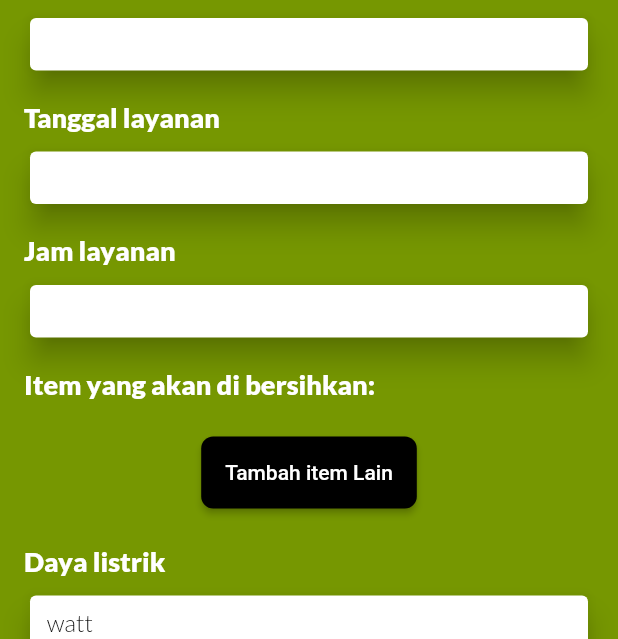
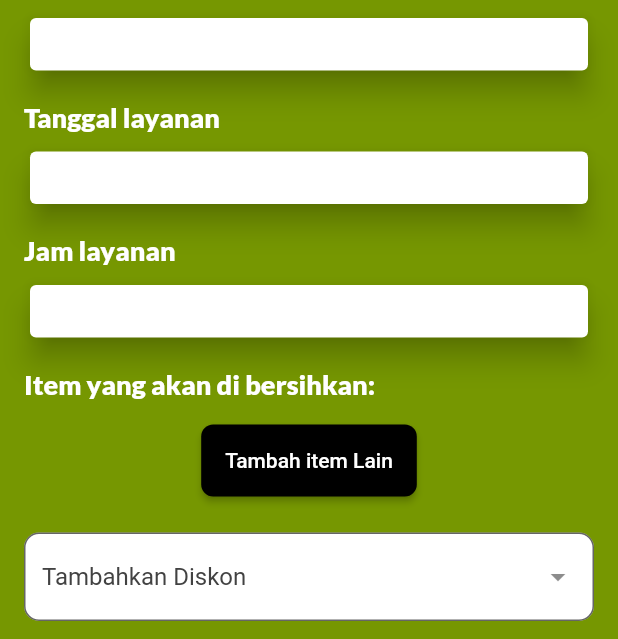
Before and after one commit to SatriaArioD/staff_cleaner_1023, a Flutter app: the ScheduleDetailScreen screen opened directly with empty values, on a phone screen of 412 x 824 dp, the part 597-1236 px from its top. Run offline on Flutter 3.47's test engine with Material 2 defaults, Android fonts, the phone set to English and light mode, and no system bars; drawn by our look-alikes of dropdown_textfield; our stand-ins replace animated_notch_bottom_bar, carousel_slider, cloud_firestore, equatable, firebase_auth, firebase_core and 10 more; missing offline and left inert: flutter_map_directions; accounts and stored records are empty; network calls fail.

Commit message:
(schedule-detail) fix schedule detail

```diff
--- a/lib/component/textfield/textfield_component.dart
+++ b/lib/component/textfield/textfield_component.dart
@@ -8,6 +8,7 @@ class TextfieldComponent extends StatelessWidget {
   final Color color;
   final TextInputType inputType;
   final bool isRequired;
+  final bool readOnly;
 
   const TextfieldComponent({
     super.key,
@@ -18,6 +19,7 @@ class TextfieldComponent extends StatelessWidget {
     this.color = Colors.white70,
     this.inputType = TextInputType.text,
     this.isRequired = false,
+    this.readOnly = false,
   });
 
   @override
@@ -49,6 +51,7 @@ class TextfieldComponent extends StatelessWidget {
         hintText: hintText,
         fillColor: color,
       ),
+      readOnly: readOnly,
     );
   }
 }
--- a/lib/screens/general/schedule_detail_screen.dart
+++ b/lib/screens/general/schedule_detail_screen.dart
@@ -1,5 +1,9 @@
+import 'package:dropdown_textfield/dropdown_textfield.dart';
 import 'package:flutter/material.dart';
 import 'package:flutter_bloc/flutter_bloc.dart';
+import 'package:staff_cleaner/component/textfield/textfield_component.dart';
+import 'package:staff_cleaner/component/textfield/textfield_dropdown_component%20.dart';
+import 'package:staff_cleaner/dialog/custom_price_dialog.dart';
 import 'package:staff_cleaner/models/schedule_model.dart';
 import 'package:staff_cleaner/screens/staff/home/section/detail/section/map/map_screen.dart';
 import 'package:staff_cleaner/services/schedule_service.dart';
@@ -33,8 +37,31 @@ class ScheduleDetailScreen extends StatefulWidget {
 class _ScheduleDetailScreenState extends State<ScheduleDetailScreen> {
   List<Map<dynamic, dynamic>> items = [];
 
+  final List<String> discountType = ['Persentase', 'Nominal'];
+  String? discountSelected;
+  final SingleValueDropDownController discountController =
+      SingleValueDropDownController();
+  final TextEditingController discountTextController = TextEditingController();
+
+  @override
+  void initState() {
+    items = widget.schedule.items ?? [];
+
+    String? discountType = widget.schedule.discountType;
+    if (discountType != null) {
+      discountController.setDropDown(
+        DropDownValueModel(name: discountType, value: discountType),
+      );
+      discountTextController.text = widget.schedule.discount ?? '';
+    }
+    super.initState();
+  }
+
   @override
   Widget build(BuildContext context) {
+    bool isAdmin = widget.isAdmin;
+    bool isFinish = widget.schedule.isFinish ?? false;
+
     return Scaffold(
       body: Container(
         width: 1.0.w,
@@ -90,35 +117,7 @@ class _ScheduleDetailScreenState extends State<ScheduleDetailScreen> {
                 color: Colors.white,
               ),
               V(8),
-              ...List.generate(
-                widget.schedule.items?.length ?? 0,
-                (index) {
-                  var e = widget.schedule.items![index];
-                  return Column(
-                    mainAxisSize: MainAxisSize.min,
-                    children: [
-                      Card(
-                        elevation: 8,
-                        clipBehavior: Clip.hardEdge,
-                        child: Padding(
-                          padding: const EdgeInsets.all(8.0),
-                          child: SizedBox(
-                            width: 1.0.w,
-                            child: TextComponent(
-                              "${index + 1}. [${e["service"]}] ${e["item"]}",
-                              size: 16,
-                              weight: Lato.Light,
-                            ),
-                          ),
-                        ),
-                      ),
-                      V(8)
-                    ],
-                  );
-                },
-              ),
-              if (!widget.isAdmin) ...[
-                V(8),
+              if (!isAdmin && !isFinish) ...[
                 Column(
                   mainAxisSize: MainAxisSize.min,
                   crossAxisAlignment: CrossAxisAlignment.start,
@@ -162,17 +161,65 @@ class _ScheduleDetailScreenState extends State<ScheduleDetailScreen> {
                       return dialogList(
                           title: "Services",
                           item: listItemLayanan,
-                          onGetItem: (service) {
+                          onGetItem: (service) async {
                             logO("service", m: service);
 
                             String title = service["title"];
+
+                            if (title == 'Disinfeksi') {
+                              /// dialog add panjang, lebar, harga
+                              Map? result = await showDialog(
+                                context: context,
+                                builder: (BuildContext context) {
+                                  return CustomPriceDialog(
+                                    title: title,
+                                  );
+                                },
+                              );
+
+                              if (result != null) {
+                                setState(() {
+                                  Map value = {
+                                    "service": title,
+                                    "item": title,
+                                  };
+                                  value.addAll(result);
+                                  items.add(value);
+                                });
+                              }
+                              return {};
+                            }
+
                             List<Map<String, dynamic>> itemYangDibersihkan =
                                 listItemDibershikan[title]!;
 
                             return dialogList(
                                 title: "Item",
                                 item: itemYangDibersihkan,
-                                onGetItem: (item) {
+                                onGetItem: (item) async {
+                                  bool isCustom = item['is_custom'] ?? false;
+
+                                  if (isCustom) {
+                                    /// dialog add panjang, lebar, harga
+                                    Map? result = await showDialog(
+                                      context: context,
+                                      builder: (BuildContext context) {
+                                        return CustomPriceDialog(
+                                            title: item["title"]);
+                                      },
+                                    );
+
+                                    if (result != null) {
+                                      setState(() {
+                                        Map value = {
+                                          "service": title,
+                                          "item": item["title"],
+                                        };
+                                        value.addAll(result);
+                                        items.add(value);
+                                      });
+                                    }
+                                  } else {
                                     setState(() {
                                       items.add({
                                         "service": title,
@@ -180,12 +227,67 @@ class _ScheduleDetailScreenState extends State<ScheduleDetailScreen> {
                                         "harga": item["harga"]
                                       });
                                     });
+                                  }
 
                                   logO("item", m: item);
                                 });
                           });
                     },
                   ),
+                ),
+              ] else ...[
+                ...List.generate(
+                  widget.schedule.items?.length ?? 0,
+                  (index) {
+                    var e = widget.schedule.items![index];
+                    return Column(
+                      mainAxisSize: MainAxisSize.min,
+                      children: [
+                        Card(
+                          elevation: 8,
+                          clipBehavior: Clip.hardEdge,
+                          child: Padding(
+                            padding: const EdgeInsets.all(8.0),
+                            child: SizedBox(
+                              width: 1.0.w,
+                              child: TextComponent(
+                                "${index + 1}. [${e["service"]}] ${e["item"]}",
+                                size: 16,
+                                weight: Lato.Light,
+                              ),
+                            ),
+                          ),
+                        ),
+                        V(8)
+                      ],
+                    );
+                  },
+                ),
+              ],
+              V(24),
+              TextfieldDropdownComponent(
+                hintText: "Tambahkan Diskon",
+                items: List.generate(discountType.length, (index) {
+                  return {
+                    "name": discountType[index],
+                    "value": discountType[index],
+                  };
+                }).toList(),
+                controller: discountController,
+                readOnly: isAdmin || (!isAdmin && isFinish),
+                onChanged: (val) {
+                  discountTextController.clear();
+                  setState(() {});
+                },
+              ),
+              if (discountController.dropDownValue != null) ...[
+                V(16),
+                TextfieldComponent(
+                  hintText: "${discountController.dropDownValue!.name} Diskon",
+                  controller: discountTextController,
+                  inputType: TextInputType.number,
+                  color: Colors.white,
+                  readOnly: isAdmin || (!isAdmin && isFinish),
                 ),
               ],
               V(24),
@@ -240,10 +342,10 @@ class _ScheduleDetailScreenState extends State<ScheduleDetailScreen> {
                     onPressed: () {
                       context.read<ScheduleService>().update(
                             schedule: widget.schedule.copyWith(
-                              items: [
-                                ...widget.schedule.items!,
-                                ...items,
-                              ],
+                              items: items,
+                              discountType:
+                                  discountController.dropDownValue?.name,
+                              discount: discountTextController.text,
                             ),
                           );
 
```
Lines whose indentation alone changed are shown as unchanged.
